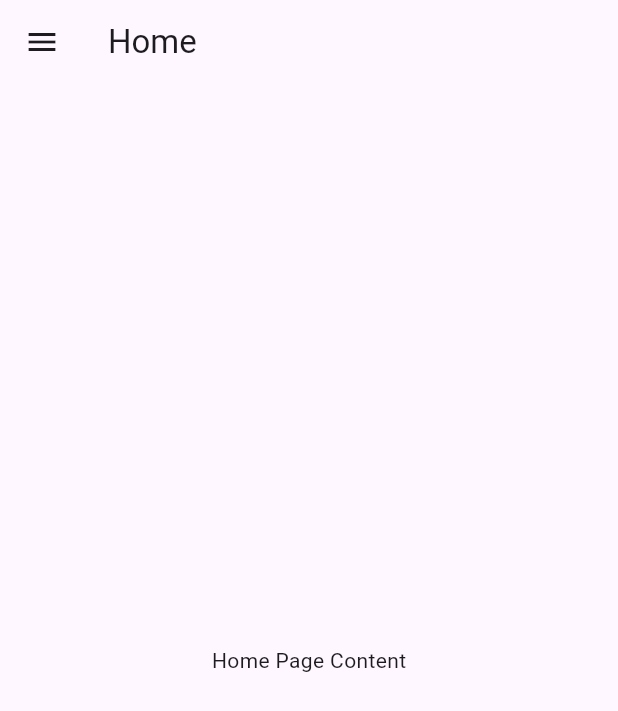
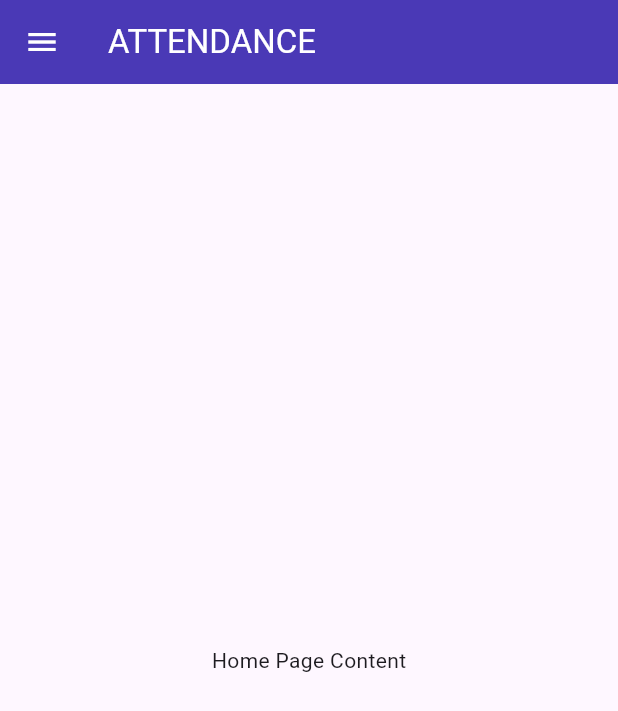
Before and after one commit to Harsh1708V/Vinove-Software-Flutter, a Flutter app: the screen it shows after launch, on a phone screen of 412 x 824 dp. Shown: the top 711 px of the screen. Run offline on Flutter 3.47's test engine with Material 3 defaults, Android fonts, the phone set to English and light mode, and no system bars; our stand-ins replace geolocator, google_maps_flutter.

Commit message:
HomeScreen Members Implementing

```diff
--- a/lib/main.dart
+++ b/lib/main.dart
@@ -17,8 +17,7 @@ class MyApp extends StatelessWidget {
       initialRoute: '/',
       routes: {
         '/': (context) => const HomePage(),
-        '/attendance': (context) =>
-            const AttendancePage(), // Updated route to use the correct AttendancePage
+        '/attendance': (context) => const AttendancePage(), // Updated route to use the correct AttendancePage
       },
     );
   }
@@ -99,6 +98,50 @@ class HomePage extends StatelessWidget {
                   isSelected: false,
                   route: null, // No navigation for this item
                 ),
+                const Divider(color: Colors.grey, thickness: 1), //Thin Line
+                _buildDrawerItem(
+                  context,
+                  icon: Icons.group,
+                  title: 'Report to Organization',
+                  isSelected: false,
+                  route: null, // No navigation for this item
+                ),
+                _buildDrawerItem(
+                  context,
+                  icon: Icons.pattern,
+                  title: 'Change Password',
+                  isSelected: false,
+                  route: null, // No navigation for this item
+                ),
+                _buildDrawerItem(
+                  context,
+                  icon: Icons.logout,
+                  title: 'Logout',
+                  isSelected: false,
+                  route: null, // No navigation for this item
+                ),
+                const Divider(color: Colors.grey, thickness: 1), //Thin Line
+                _buildDrawerItem(
+                  context,
+                  icon: Icons.contact_support,
+                  title: 'FAQ & Help',
+                  isSelected: false,
+                  route: null, // No navigation for this item
+                ),
+                _buildDrawerItem(
+                  context,
+                  icon: Icons.description,
+                  title: 'Privacy Policy',
+                  isSelected: false,
+                  route: null, // No navigation for this item
+                ),
+                _buildDrawerItem(
+                  context,
+                  icon: Icons.update,
+                  title: 'Version: 2. 10(1)',
+                  isSelected: false,
+                  route: null, // No navigation for this item
+                ),
               ],
             ),
           ),
@@ -169,7 +212,7 @@ class HomePage extends StatelessWidget {
       title: Text(
         title,
         style: TextStyle(
-          color: isSelected ? const Color(0xFF4a39b6) : Colors.grey,
+          color: isSelected ? const Color(0xFF4a39b6) : Colors.black,
           fontWeight: isSelected ? FontWeight.bold : FontWeight.normal,
         ),
       ),
@@ -184,7 +227,14 @@ class HomePage extends StatelessWidget {
   @override
   Widget build(BuildContext context) {
     return Scaffold(
-      appBar: AppBar(title: const Text('Home')),
+      appBar: AppBar(
+        title: const Text(
+          'ATTENDANCE',
+          style: TextStyle(color: Colors.white),
+        ),
+        backgroundColor: const Color(0xFF4a39b6), // Change the color of the app bar
+        iconTheme: const IconThemeData(color: Colors.white), // Change the hamburger menu icon to white
+      ),
       drawer: _buildDrawer(context),
       body: const Center(child: Text('Home Page Content')),
     );
```
Also changed, not shown: lib/home/home_screen.dart (+35 -89 lines).
